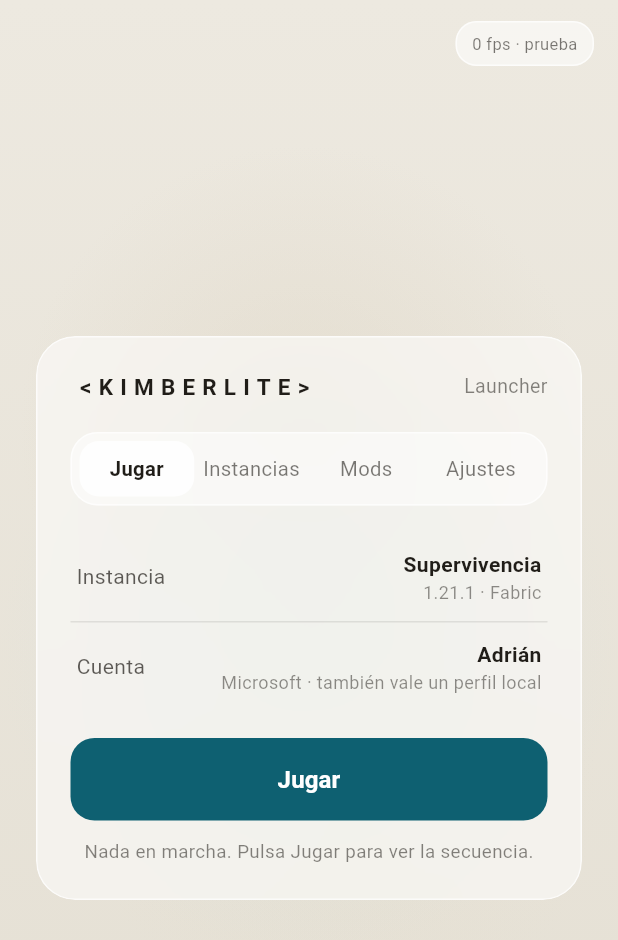
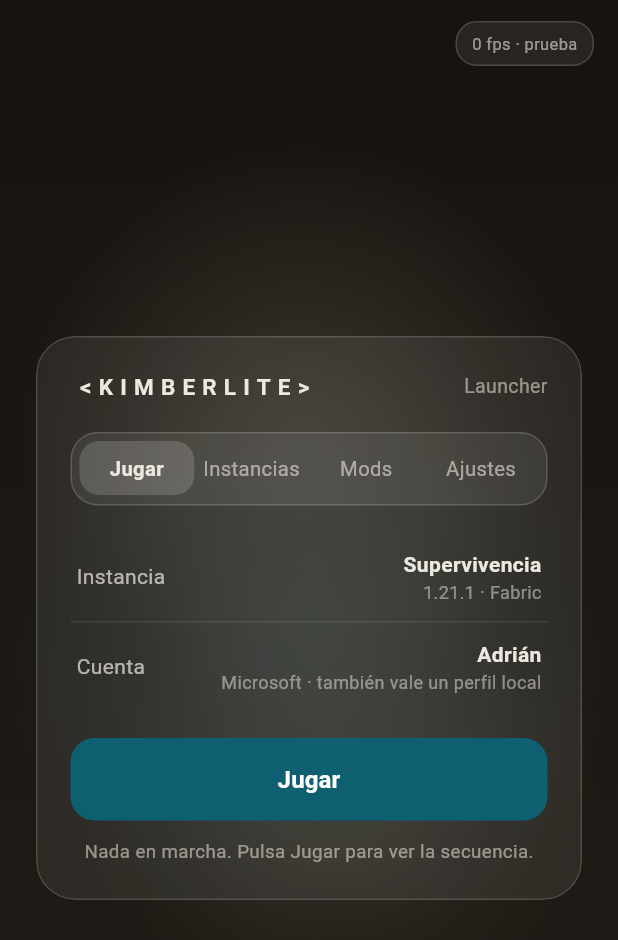
Before and after one commit to 4DRI4N-OFF/Kimberlite-Launcher, a Flutter app: the screen it shows after launch, on a phone screen of 412 x 824 dp. Shown: the top 940 px of the screen. Run offline on Flutter 3.47's test engine with Material 3 defaults, Android fonts, the phone set to English and light mode, and no system bars.

Commit message:
UI: modo oscuro por defecto, animaciones (parallax, cascada, pill deslizante) y contraste legible en ambos temas
Added dark mode support with customizable colors and animations.

```diff
--- a/flutter_poc/lib/main.dart
+++ b/flutter_poc/lib/main.dart
@@ -39,6 +39,25 @@ class _KimberliteStageState extends State<KimberliteStage>
   late final AnimationController drift;
   bool introDone = false;
   bool calm = false;
+  // modo oscuro por defecto (pedido por Adrián): cantera de noche, tinta de piedra clara
+  bool dark = true;
+  Color get ink => dark ? const Color(0xFFEDE9E0) : const Color(0xFF201D18);
+  Color get teal => const Color(0xFF0E6071);
+  Color get tealSoft => dark ? const Color(0xFF4FA8BD) : const Color(0xFF0E6071);
+  Color get glassFill => dark ? Colors.white.withValues(alpha: 0.07) : Colors.white.withValues(alpha: 0.55);
+  Color get glassBorder => dark ? Colors.white.withValues(alpha: 0.16) : Colors.white.withValues(alpha: 0.7);
+  Color get pillFill => dark ? Colors.white.withValues(alpha: 0.16) : Colors.white.withValues(alpha: 0.85);
+  Color get hoverFill => dark ? Colors.white.withValues(alpha: 0.10) : Colors.white.withValues(alpha: 0.5);
+  List<Color> get bgColors =>
+      dark ? const [Color(0xFF171410), Color(0xFF201C16)] : const [Color(0xFFEDE9E0), Color(0xFFE4DFD3)];
+  List<Color> get blobColors => dark
+      ? const [Color(0x30C7B49A), Color(0x2A5F97A0), Color(0x24A89A80)]
+      : const [Color(0x55D8CDB8), Color(0x4DC7DFE2), Color(0x40E3DCC9)];
+  // interfaz viva: parpadeo del puntero y revelado en cascada de cada panel
+  final ValueNotifier<Offset> pointer = ValueNotifier(Offset.zero);
+  late final AnimationController paneCtrl =
+      AnimationController(vsync: this, duration: const Duration(milliseconds: 520));
+  bool pressing = false;
   int tab = 0;
   int selectedInstance = 0;
   bool showNewHint = false;
@@ -69,6 +88,11 @@ class _KimberliteStageState extends State<KimberliteStage>
         if (mounted) setState(() => introDone = true);
       });
     }
+    if (calm) {
+      paneCtrl.value = 1;
+    } else {
+      paneCtrl.forward();
+    }
     SchedulerBinding.instance.addTimingsCallback(_onFrame);
   }
 
@@ -87,6 +111,8 @@ class _KimberliteStageState extends State<KimberliteStage>
   void dispose() {
     intro.dispose();
     drift.dispose();
+    paneCtrl.dispose();
+    pointer.dispose();
     fps.dispose();
     _cancelTimers();
     SchedulerBinding.instance.removeTimingsCallback(_onFrame);
@@ -145,15 +171,22 @@ class _KimberliteStageState extends State<KimberliteStage>
   @override
   Widget build(BuildContext context) {
     return Scaffold(
-      body: Stack(
+      body: MouseRegion(
+        onHover: (e) {
+          if (calm) return;
+          final s = MediaQuery.of(context).size;
+          pointer.value =
+              Offset((e.localPosition.dx / s.width) * 2 - 1, (e.localPosition.dy / s.height) * 2 - 1);
+        },
+        child: Stack(
         fit: StackFit.expand,
         children: [
-          const DecoratedBox(
+          DecoratedBox(
             decoration: BoxDecoration(
               gradient: LinearGradient(
                 begin: Alignment.topCenter,
                 end: Alignment.bottomCenter,
-                colors: [Color(0xFFEDE9E0), Color(0xFFE4DFD3)],
+                colors: bgColors,
               ),
             ),
           ),
@@ -170,7 +203,12 @@ class _KimberliteStageState extends State<KimberliteStage>
               constraints: const BoxConstraints(maxWidth: 660),
               child: Padding(
                 padding: const EdgeInsets.all(24),
+                child: ValueListenableBuilder<Offset>(
+                  valueListenable: pointer,
+                  builder: (context, pt, child) => Transform.translate(
+                      offset: calm ? Offset.zero : Offset(pt.dx * 7, pt.dy * 5), child: child),
                   child: _window(),
+                ),
               ),
             ),
           ),
@@ -178,14 +216,16 @@ class _KimberliteStageState extends State<KimberliteStage>
           if (!introDone) _introOverlay(),
         ],
       ),
+      ),
     );
   }
 
   List<Widget> _blobs() {
     final t = drift.value;
+    final pt = pointer.value;
     Offset p(double phase) => Offset(
-        0.5 + 0.32 * math.sin(2 * math.pi * (t + phase)),
-        0.5 + 0.30 * math.cos(2 * math.pi * (t * 0.8 + phase)));
+        0.5 + 0.32 * math.sin(2 * math.pi * (t + phase)) + pt.dx * 0.07,
+        0.5 + 0.30 * math.cos(2 * math.pi * (t * 0.8 + phase)) + pt.dy * 0.055);
     final a = p(0.0), b = p(0.33), c = p(0.66);
     Widget blob(Offset at, Color color, double size) => Align(
           alignment: Alignment(at.dx * 2 - 1, at.dy * 2 - 1),
@@ -199,9 +239,9 @@ class _KimberliteStageState extends State<KimberliteStage>
           ),
         );
     return [
-      blob(a, const Color(0x55D8CDB8), 380),
-      blob(b, const Color(0x4DC7DFE2), 420),
-      blob(c, const Color(0x40E3DCC9), 340),
+      blob(a, blobColors[0], 380),
+      blob(b, blobColors[1], 420),
+      blob(c, blobColors[2], 340),
     ];
   }
 
@@ -213,9 +253,9 @@ class _KimberliteStageState extends State<KimberliteStage>
         child: Container(
           padding: padding,
           decoration: BoxDecoration(
-            color: Colors.white.withValues(alpha: 0.55),
+            color: glassFill,
             borderRadius: BorderRadius.circular(radius),
-            border: Border.all(color: Colors.white.withValues(alpha: 0.7)),
+            border: Border.all(color: glassBorder),
           ),
           child: child,
         ),
@@ -226,7 +266,7 @@ class _KimberliteStageState extends State<KimberliteStage>
   Widget _wordmark({double size = 15, bool tappable = true}) {
     final w = Text('<KIMBERLITE>',
         style: TextStyle(
-            color: const Color(0xFF201D18),
+            color: ink,
             fontSize: size,
             fontWeight: FontWeight.w700,
             letterSpacing: size * 0.32));
@@ -254,7 +294,7 @@ class _KimberliteStageState extends State<KimberliteStage>
                 _wordmark(),
                 const Spacer(),
                 Text('Launcher',
-                    style: TextStyle(color: const Color(0xFF201D18).withValues(alpha: 0.55), fontSize: 13)),
+                    style: TextStyle(color: ink.withValues(alpha: 0.55), fontSize: 13)),
               ]),
               const SizedBox(height: 16),
               _tabBar(),
@@ -282,28 +322,50 @@ class _KimberliteStageState extends State<KimberliteStage>
     return Container(
       padding: const EdgeInsets.all(5),
       decoration: BoxDecoration(
-        color: Colors.white.withValues(alpha: 0.5),
+        color: glassFill,
         borderRadius: BorderRadius.circular(18),
-        border: Border.all(color: Colors.white.withValues(alpha: 0.7)),
+        border: Border.all(color: glassBorder),
       ),
-      child: Row(
+      child: Stack(
+        children: [
+          // pastilla que se desliza hasta la pestaña activa
+          AnimatedAlign(
+            alignment: Alignment(-1 + (2 / 3) * tab, 0),
+            duration: d(const Duration(milliseconds: 260)),
+            curve: Curves.easeOutCubic,
+            child: FractionallySizedBox(
+              widthFactor: 1 / labels.length,
+              child: Container(
+                height: 36,
+                decoration: BoxDecoration(
+                  color: pillFill,
+                  borderRadius: BorderRadius.circular(13),
+                ),
+              ),
+            ),
+          ),
+          Row(
             children: List.generate(labels.length, (i) {
               final active = tab == i;
               return Expanded(
                 child: GestureDetector(
-              onTap: () => setState(() => tab = i),
-              child: AnimatedContainer(
-                duration: d(const Duration(milliseconds: 220)),
-                curve: Curves.easeOutCubic,
+                  behavior: HitTestBehavior.opaque,
+                  onTap: () {
+                    setState(() => tab = i);
+                    if (calm) {
+                      paneCtrl.value = 1;
+                    } else {
+                      paneCtrl.forward(from: 0);
+                    }
+                  },
+                  child: Padding(
                     padding: const EdgeInsets.symmetric(vertical: 9),
-                decoration: BoxDecoration(
-                  color: active ? Colors.white.withValues(alpha: 0.85) : Colors.transparent,
-                  borderRadius: BorderRadius.circular(13),
-                ),
                     child: Text(labels[i],
                         textAlign: TextAlign.center,
                         style: TextStyle(
-                        color: active ? const Color(0xFF201D18) : const Color(0xFF201D18).withValues(alpha: 0.6),
+                            color: active
+                                ? ink
+                                : ink.withValues(alpha: 0.6),
                             fontSize: 13.5,
                             fontWeight: active ? FontWeight.w600 : FontWeight.w400)),
                   ),
@@ -311,6 +373,20 @@ class _KimberliteStageState extends State<KimberliteStage>
               );
             }),
           ),
+        ],
+      ),
+    );
+  }
+
+  Widget _stagger(Widget child, int i) {
+    final start = (0.09 * i).clamp(0.0, 0.55);
+    return AnimatedBuilder(
+      animation: paneCtrl,
+      builder: (context, _) {
+        final t = Interval(start, 1.0, curve: Curves.easeOutCubic).transform(paneCtrl.value);
+        return Opacity(
+            opacity: t, child: Transform.translate(offset: Offset(0, (1 - t) * 16), child: child));
+      },
     );
   }
 
@@ -333,74 +409,101 @@ class _KimberliteStageState extends State<KimberliteStage>
       child: Row(children: [
         Text(label,
             style: TextStyle(
-                color: const Color(0xFF201D18).withValues(alpha: 0.72),
+                color: ink.withValues(alpha: 0.72),
                 fontSize: 14,
                 fontWeight: strong ? FontWeight.w600 : FontWeight.w400)),
         const Spacer(),
         Column(crossAxisAlignment: CrossAxisAlignment.end, children: [
-          Text(value, style: const TextStyle(color: Color(0xFF201D18), fontSize: 14, fontWeight: FontWeight.w600)),
+          Text(value, style: TextStyle(color: ink, fontSize: 14, fontWeight: FontWeight.w600)),
           if (meta != null)
-            Text(meta, style: TextStyle(color: const Color(0xFF201D18).withValues(alpha: 0.5), fontSize: 12)),
+            Text(meta, style: TextStyle(color: ink.withValues(alpha: 0.5), fontSize: 12)),
         ]),
         if (trailing != null) ...[const SizedBox(width: 8), trailing],
       ]),
     );
-    return onTap == null ? child : InkWell(borderRadius: BorderRadius.circular(10), onTap: onTap, child: child);
+    return onTap == null
+        ? child
+        : InkWell(
+            borderRadius: BorderRadius.circular(10),
+            onTap: onTap,
+            hoverColor: hoverFill,
+            splashColor: teal.withValues(alpha: 0.12),
+            child: child);
   }
 
   Widget _playPane() {
     final inst = instances[selectedInstance];
     return Column(crossAxisAlignment: CrossAxisAlignment.stretch, children: [
-      _row('Instancia', inst.$1, meta: inst.$2, onTap: () => setState(() => tab = 1)),
-      Divider(color: const Color(0xFF201D18).withValues(alpha: 0.1), height: 1),
-      _row('Cuenta', 'Adrián', meta: 'Microsoft · también vale un perfil local'),
+      _stagger(_row('Instancia', inst.$1, meta: inst.$2, onTap: () => setState(() => tab = 1)), 0),
+      _stagger(Divider(color: ink.withValues(alpha: 0.1), height: 1), 1),
+      _stagger(_row('Cuenta', 'Adrián', meta: 'Microsoft · también vale un perfil local'), 2),
       const SizedBox(height: 18),
-      FilledButton(
+      _stagger(
+          GestureDetector(
+            onTapDown: (_) => setState(() => pressing = true),
+            onTapUp: (_) => setState(() => pressing = false),
+            onTapCancel: () => setState(() => pressing = false),
+            child: AnimatedScale(
+              scale: pressing ? 0.96 : 1,
+              duration: d(const Duration(milliseconds: 110)),
+              curve: Curves.easeOutCubic,
+              child: FilledButton(
         style: FilledButton.styleFrom(
-          backgroundColor: const Color(0xFF0E6071),
+          backgroundColor: teal,
           foregroundColor: Colors.white,
           padding: const EdgeInsets.symmetric(vertical: 16),
           shape: RoundedRectangleBorder(borderRadius: BorderRadius.circular(16)),
         ),
               onPressed: play,
-        child: Text(launching ? 'Lanzando…' : 'Jugar', style: const TextStyle(fontSize: 16, fontWeight: FontWeight.w700)),
+              child: Text(launching ? 'Lanzando…' : 'Jugar',
+                  style: const TextStyle(fontSize: 16, fontWeight: FontWeight.w700)),
             ),
+          )),
+          3),
       const SizedBox(height: 12),
+      _stagger(
           AnimatedSwitcher(
             duration: d(const Duration(milliseconds: 220)),
             child: Text(playStatus,
                 key: ValueKey(playStatus),
-            style: TextStyle(color: const Color(0xFF201D18).withValues(alpha: 0.55), fontSize: 12.5)),
+                style: TextStyle(color: ink.withValues(alpha: 0.55), fontSize: 12.5)),
           ),
+          4),
     ]);
   }
 
   Widget _instancesPane() {
     return Column(crossAxisAlignment: CrossAxisAlignment.stretch, children: [
       for (var i = 0; i < instances.length; i++)
+        _stagger(
             _row(instances[i].$1, '', meta: instances[i].$2, strong: true,
                 trailing: Icon(selectedInstance == i ? Icons.check_circle : Icons.circle_outlined,
-                size: 18, color: selectedInstance == i ? const Color(0xFF0E6071) : const Color(0xFF201D18).withValues(alpha: 0.25)),
+                    size: 18,
+                    color: selectedInstance == i
+                        ? tealSoft
+                        : ink.withValues(alpha: 0.25)),
                 onTap: () => setState(() {
                       selectedInstance = i;
                       showNewHint = false;
                     })),
+            i),
       const SizedBox(height: 14),
-      OutlinedButton(
+      _stagger(OutlinedButton(
         style: OutlinedButton.styleFrom(
-          foregroundColor: const Color(0xFF201D18),
-          side: BorderSide(color: const Color(0xFF201D18).withValues(alpha: 0.25)),
+          foregroundColor: ink,
+          side: BorderSide(color: ink.withValues(alpha: 0.25)),
           padding: const EdgeInsets.symmetric(vertical: 13),
           shape: RoundedRectangleBorder(borderRadius: BorderRadius.circular(14)),
         ),
               onPressed: () => setState(() => showNewHint = true),
               child: const Text('Nueva instancia'),
             ),
+            instances.length),
       if (showNewHint)
         Padding(
           padding: const EdgeInsets.only(top: 10),
           child: Text('En el launcher real, este botón abre el asistente para crear la instancia.',
-              style: TextStyle(color: const Color(0xFF201D18).withValues(alpha: 0.55), fontSize: 12.5)),
+              style: TextStyle(color: ink.withValues(alpha: 0.55), fontSize: 12.5)),
         ),
     ]);
   }
@@ -410,37 +513,48 @@ class _KimberliteStageState extends State<KimberliteStage>
       padding: const EdgeInsets.symmetric(vertical: 34),
       child: Column(children: [
         Text('Vacía, por ahora',
-            style: TextStyle(color: const Color(0xFF201D18).withValues(alpha: 0.85), fontSize: 15, fontWeight: FontWeight.w600)),
+            style: TextStyle(color: ink.withValues(alpha: 0.85), fontSize: 15, fontWeight: FontWeight.w600)),
         const SizedBox(height: 8),
         Text('El catálogo de mods es la siguiente fase del launcher.\nLa pestaña ya está aquí, esperándolo.',
             textAlign: TextAlign.center,
-            style: TextStyle(color: const Color(0xFF201D18).withValues(alpha: 0.55), fontSize: 12.5, height: 1.5)),
+            style: TextStyle(color: ink.withValues(alpha: 0.55), fontSize: 12.5, height: 1.5)),
       ]),
     );
   }
 
   Widget _settingsPane() {
     return Column(children: [
-      _row('Carpeta de instancias', '', meta: 'Separada de otros launchers', strong: true),
-      Divider(color: const Color(0xFF201D18).withValues(alpha: 0.1), height: 1),
+      _stagger(_row('Modo oscuro', '', strong: true,
+          trailing: Switch(
+            value: dark,
+            activeTrackColor: teal,
+            onChanged: (v) => setState(() => dark = v),
+          )), 0),
+      _stagger(Divider(color: ink.withValues(alpha: 0.1), height: 1), 1),
+      _stagger(_row('Carpeta de instancias', '', meta: 'Separada de otros launchers', strong: true), 2),
+      _stagger(Divider(color: ink.withValues(alpha: 0.1), height: 1), 3),
       _row('Reducir animaciones', '', strong: true,
           trailing: Switch(
             value: calm,
-            activeTrackColor: const Color(0xFF0E6071),
+            activeTrackColor: teal,
             onChanged: (v) => setState(() {
               calm = v;
               if (v) {
                 drift.stop();
+                paneCtrl.value = 1;
               } else {
                 drift.repeat(reverse: true);
+                paneCtrl.forward(from: 0);
               }
             }),
           )),
-      Divider(color: const Color(0xFF201D18).withValues(alpha: 0.1), height: 1),
-      _row('Registros', '', meta: 'Los logs, siempre a mano', strong: true),
+      Divider(color: ink.withValues(alpha: 0.1), height: 1),
+      _stagger(_row('Registros', '', meta: 'Los logs, siempre a mano', strong: true), 5),
       const SizedBox(height: 8),
-      Text('El interruptor funciona: actívalo y la ventana se calma.',
-          style: TextStyle(color: const Color(0xFF201D18).withValues(alpha: 0.55), fontSize: 12.5)),
+      _stagger(
+          Text('Los dos interruptores funcionan: oscuro por defecto, y la ventana se calma si lo pides.',
+              style: TextStyle(color: ink.withValues(alpha: 0.55), fontSize: 12.5)),
+          6),
     ]);
   }
 
@@ -451,12 +565,12 @@ class _KimberliteStageState extends State<KimberliteStage>
       builder: (context, v, _) => Container(
         padding: const EdgeInsets.symmetric(horizontal: 10, vertical: 6),
         decoration: BoxDecoration(
-          color: Colors.white.withValues(alpha: 0.55),
+          color: glassFill,
           borderRadius: BorderRadius.circular(14),
-          border: Border.all(color: Colors.white.withValues(alpha: 0.7)),
+          border: Border.all(color: glassBorder),
         ),
         child: Text('${v.toStringAsFixed(0)} fps · prueba',
-            style: TextStyle(color: const Color(0xFF201D18).withValues(alpha: 0.6), fontSize: 11)),
+            style: TextStyle(color: ink.withValues(alpha: 0.6), fontSize: 11)),
       ),
     );
   }
@@ -473,12 +587,12 @@ class _KimberliteStageState extends State<KimberliteStage>
         return Opacity(
           opacity: fadeOut,
           child: Container(
-            color: const Color(0xFFECE9E1),
+            color: bgColors[0],
             child: Center(
               child: Row(mainAxisSize: MainAxisSize.min, children: [
                 Transform.translate(
                   offset: Offset(-spread * 116, 0),
-                  child: const Text('<', style: TextStyle(color: Color(0xFF0E6071), fontSize: 44, fontWeight: FontWeight.w700)),
+                  child: Text('<', style: TextStyle(color: tealSoft, fontSize: 44, fontWeight: FontWeight.w700)),
                 ),
                 ClipRect(
                   child: SizedBox(
@@ -496,7 +610,7 @@ class _KimberliteStageState extends State<KimberliteStage>
                 ),
                 Transform.translate(
                   offset: Offset(spread * 116, 0),
-                  child: const Text('>', style: TextStyle(color: Color(0xFF0E6071), fontSize: 44, fontWeight: FontWeight.w700)),
+                  child: Text('>', style: TextStyle(color: tealSoft, fontSize: 44, fontWeight: FontWeight.w700)),
                 ),
               ]),
             ),
@@ -515,7 +629,7 @@ class _KimberliteStageState extends State<KimberliteStage>
       child: Transform.translate(
         offset: Offset(0, 14 * (1 - e)),
         child: Text(ch,
-            style: const TextStyle(color: Color(0xFF201D18), fontSize: 34, fontWeight: FontWeight.w700, letterSpacing: 2)),
+            style: TextStyle(color: ink, fontSize: 34, fontWeight: FontWeight.w700, letterSpacing: 2)),
       ),
     );
   }
```
Lines whose indentation alone changed are shown as unchanged.
